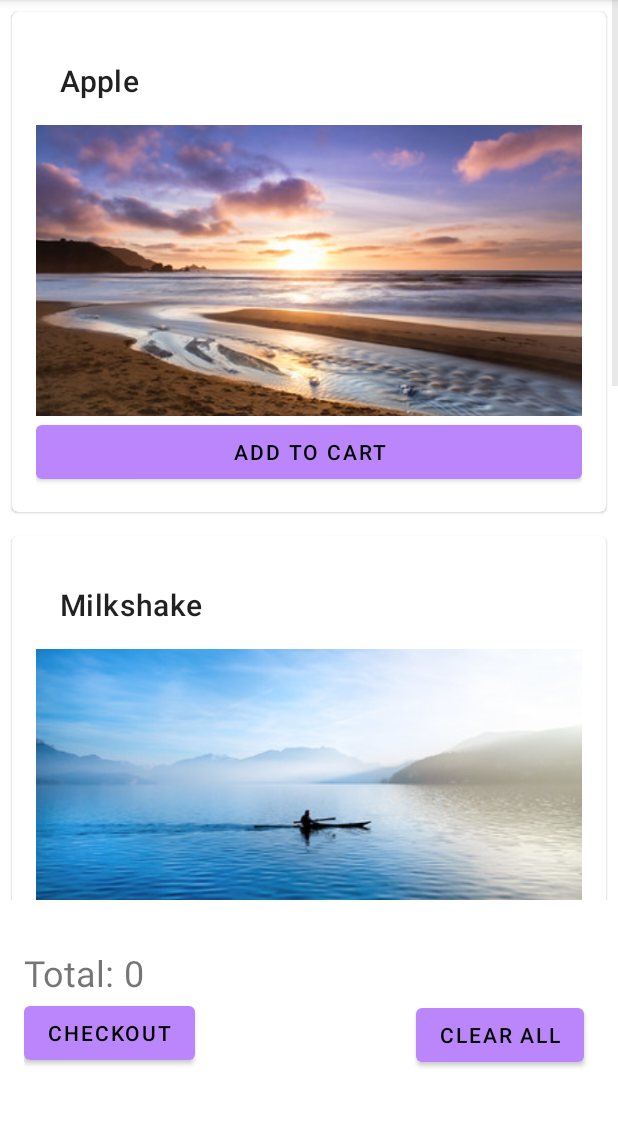
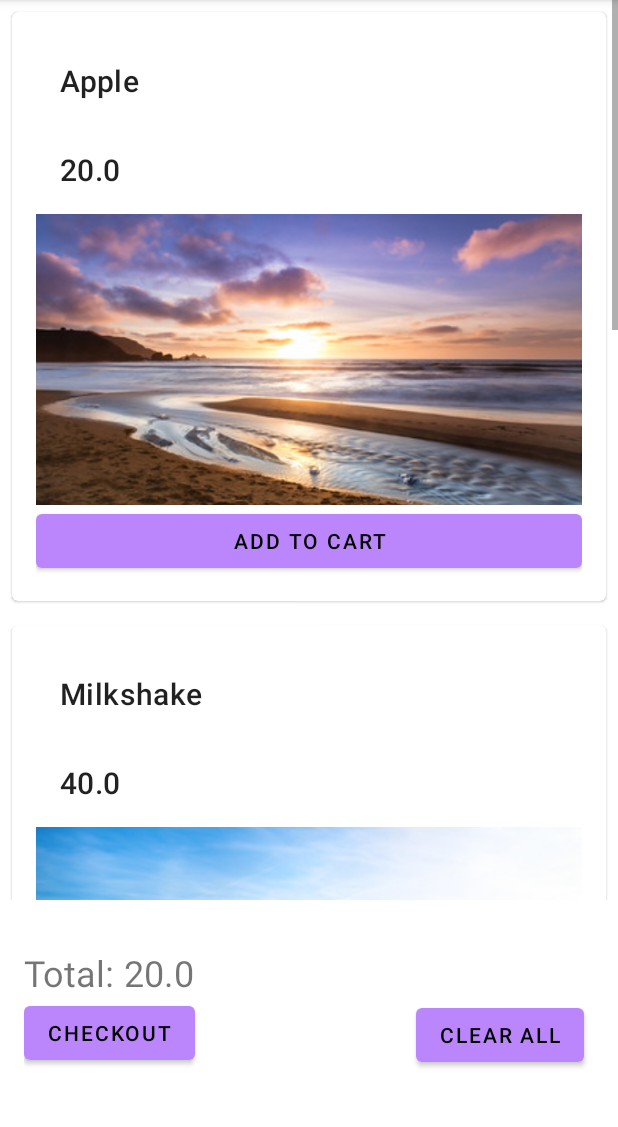
Before and after one commit to rajarshi-ray29/Fitness-App, an Android app: the StoreActivity screen opened directly, with no data from a screen before it, after a tap on "ADD TO CART", on a phone screen of 412 x 824 dp, the part 84-1211 px from its top. Run offline under Robolectric (Android 15) with nearby library versions, the phone set to English and light mode, and no system bars; our stand-ins replace Firebase (no records; nobody signed in at launch, a user with empty details on screens opened directly); 1 statement that could not run was skipped.

Commit message:
Commit 5

```diff
--- a/app/src/main/java/com/example/myapplication/DataSource.kt
+++ b/app/src/main/java/com/example/myapplication/DataSource.kt
@@ -1,12 +1,12 @@
 package com.example.myapplication
 
 class Datasource {
-    fun loadAffirmation(): List<Store>{
+    fun loaddata(): List<Store>{
         return listOf<Store>(
-            Store(R.string.item1,R.drawable.image1),
-            Store(R.string.item2,R.drawable.image2),
-            Store(R.string.item3,R.drawable.image3),
-            Store(R.string.item4,R.drawable.image4),
+            Store(R.string.item1,R.drawable.image1,20.00F),
+            Store(R.string.item2,R.drawable.image2,40.00F),
+            Store(R.string.item3,R.drawable.image3, 35.0F),
+            Store(R.string.item4,R.drawable.image4, 45.00F),
         )
     }
 }
--- a/app/src/main/java/com/example/myapplication/ItemAdapter.kt
+++ b/app/src/main/java/com/example/myapplication/ItemAdapter.kt
@@ -9,28 +9,37 @@ import android.widget.ImageView
 import android.widget.TextView
 import android.widget.Toast
 import androidx.recyclerview.widget.RecyclerView
+import kotlin.math.cos
 
 class ItemAdapter(
     private val context: Context,
-    private val dataset:List<Store>
+    private val dataset:List<Store>,
+    private val listener: OnItemClickListener
 )
     : RecyclerView.Adapter<ItemAdapter.ItemViewHolder>() {
 
-    inner class ItemViewHolder(view: View): RecyclerView.ViewHolder(view){
-        val textView: TextView = view.findViewById(R.id.item_title)
-        val imageView: ImageView=view.findViewById(R.id.item_image)
-        private val buttonView: Button=view.findViewById(R.id.add_to_cart)
+    inner class ItemViewHolder( itemView: View): RecyclerView.ViewHolder(itemView),
+    View.OnClickListener{
+        val textView: TextView = itemView.findViewById(R.id.item_title)
+        val imageView: ImageView=itemView.findViewById(R.id.item_image)
+        val costView: TextView = itemView.findViewById(R.id.item_cost)
+        val buttonView: Button=itemView.findViewById(R.id.add_to_cart)
         init {
-            buttonView.setOnClickListener {v: View ->
-                val position: Int = adapterPosition
-                Toast.makeText(view.context, "Hello world", Toast.LENGTH_SHORT).show()
-                //val total: TextView?= StoreActivity().findViewById<TextView>(R.id.total)
-                //total?.text = "20"
-                //val view: TextView = StoreActivity().findViewById(R.id.total)
-                //view.text = "40"
-                StoreActivity().total!!.text  = "50"
+            buttonView.setOnClickListener(this)
+        }
+
+        override fun onClick(v: View?) {
+            val position = adapterPosition
+            if (position!= RecyclerView.NO_POSITION) {
+                val item = dataset[position]
+                val cost = item.costResourceId.toFloat()
+                listener.onItemCLick(position, cost)
             }
         }
+    }
+
+    interface OnItemClickListener{
+        fun onItemCLick(position: Int, cost: Float)
     }
 
     override fun onCreateViewHolder(parent: ViewGroup, viewType: Int): ItemViewHolder {
@@ -43,6 +52,7 @@ class ItemAdapter(
         val item=dataset[position]
         holder.textView.text = context.resources.getString(item.stringResourceId)
         holder.imageView.setImageResource(item.imageResourceId)
+        holder.costView.text = item.costResourceId.toString()
     }
 
     override fun getItemCount(): Int {
--- a/app/src/main/java/com/example/myapplication/Store.kt
+++ b/app/src/main/java/com/example/myapplication/Store.kt
@@ -4,5 +4,6 @@ import androidx.annotation.DrawableRes
 import androidx.annotation.StringRes
 
 data class Store(@StringRes val stringResourceId: Int,
-                       @DrawableRes val imageResourceId: Int) {
+                       @DrawableRes val imageResourceId: Int,
+                       @StringRes val costResourceId: Float){
 }
--- a/app/src/main/java/com/example/myapplication/StoreActivity.kt
+++ b/app/src/main/java/com/example/myapplication/StoreActivity.kt
@@ -1,24 +1,78 @@
 package com.example.myapplication
 
+import android.content.Intent
 import android.os.Bundle
 import android.view.View
+import android.widget.Button
 import android.widget.TextView
 import android.widget.Toast
 import androidx.appcompat.app.AppCompatActivity
 import androidx.recyclerview.widget.RecyclerView
+import com.google.firebase.auth.FirebaseAuth
+import com.google.firebase.database.DatabaseError
+import com.google.firebase.database.DatabaseReference
+import com.google.firebase.database.FirebaseDatabase
+import com.google.firebase.database.ValueEventListener
+import com.google.firebase.database.DataSnapshot as DataSnapshot
 
-open class StoreActivity : AppCompatActivity() {
+open class StoreActivity : AppCompatActivity(), ItemAdapter.OnItemClickListener {
     var total: TextView? = null
+    var totalcost: Float = 0.00F
+    var clear: Button? = null
+    var checkout: Button? = null
+    private var mDatabaseReference: DatabaseReference? = null
+    private var mDatabase: FirebaseDatabase? = null
+    private var mAuth: FirebaseAuth? = null
 
     override fun onCreate(savedInstanceState: Bundle?) {
         super.onCreate(savedInstanceState)
         setContentView(R.layout.activity_store)
         //total = findViewById(R.id.total)
-        total = findViewById(R.id.total)
+        initialize()
         //updateTotal()
-        val myDataset= Datasource().loadAffirmation()
+        val myDataset= Datasource().loaddata()
         val recyclerView=findViewById<RecyclerView>(R.id.recycler_view)
-        recyclerView.adapter= ItemAdapter(this,myDataset)
+        recyclerView.adapter= ItemAdapter(this,myDataset,this)
         recyclerView.setHasFixedSize(true)
     }
+
+    private fun initialize() {
+        mDatabase = FirebaseDatabase.getInstance()
+        mDatabaseReference = mDatabase!!.reference!!.child("Users")
+        mAuth = FirebaseAuth.getInstance()
+        val mUser = mAuth!!.currentUser
+        val mUserReference = mDatabaseReference!!.child(mUser!!.uid)
+        val email: String =mUser.email
+        var name: String? = null
+        mUserReference.addValueEventListener(object : ValueEventListener {
+            override fun onDataChange(snapshot: DataSnapshot) {
+                name = snapshot.child("name").value as String
+            }
+
+            override fun onCancelled(error: DatabaseError) {}
+        })
+
+
+        total = findViewById(R.id.total)
+        clear = findViewById(R.id.btn_clear)
+        clear!!.setOnClickListener{
+            totalcost = 0.00F
+            total!!.text = "$totalcost"
+        }
+        checkout = findViewById(R.id.btn_checkout)
+        checkout!!.setOnClickListener{
+            val intent = Intent(Intent.ACTION_SEND)
+            intent.putExtra(Intent.EXTRA_EMAIL,"rajarshi5675@gmail.com")
+            intent.putExtra(Intent.EXTRA_SUBJECT, "Email regarding payment")
+            intent.putExtra(Intent.EXTRA_TEXT, "$name has to pay $totalcost amount")
+            intent.setType("message/rfc822")
+            startActivity(Intent.createChooser(intent, "Send Email using:"));
+        }
+    }
+
+    override fun onItemCLick(position: Int, cost: Float) {
+        Toast.makeText(this, "Added to Cart", Toast.LENGTH_SHORT).show()
+        totalcost = totalcost + cost
+        total!!.text = "${totalcost}"
+    }
 }
--- a/app/src/main/res/layout/activity_store.xml
+++ b/app/src/main/res/layout/activity_store.xml
@@ -44,6 +44,7 @@
             android:text="Checkout" />
 
         <Button
+            android:id="@+id/btn_clear"
             android:layout_width="wrap_content"
             android:layout_height="wrap_content"
             android:layout_below="@id/textView"
--- a/app/src/main/res/layout/activity_store_item.xml
+++ b/app/src/main/res/layout/activity_store_item.xml
@@ -16,6 +16,12 @@
             android:padding="16dp"
             android:textAppearance="?attr/textAppearanceHeadline6"
             android:id="@+id/item_title"/>
+        <TextView
+            android:layout_width="wrap_content"
+            android:layout_height="wrap_content"
+            android:padding="16dp"
+            android:textAppearance="?attr/textAppearanceHeadline6"
+            android:id="@+id/item_cost"/>
         <ImageView
             android:id="@+id/item_image"
             android:layout_width="match_parent"
```
